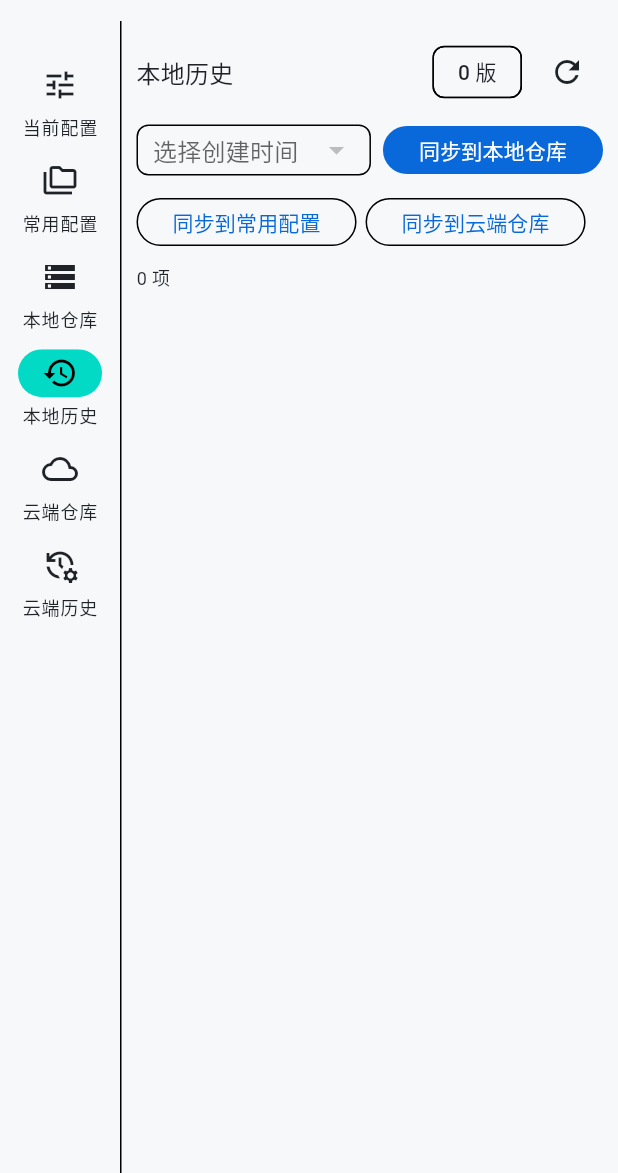
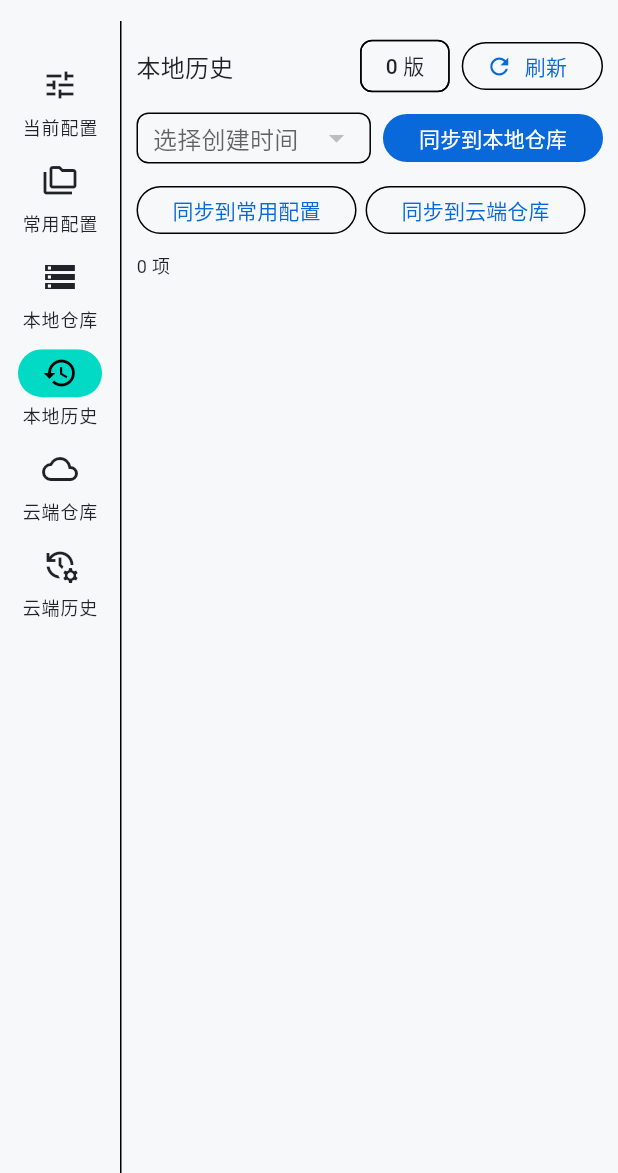
Before and after one commit to aceaura/omo-switcher, a Flutter app: the screen it shows after launch, after a tap on "常用配置", after a tap on "本地仓库", after a tap on "本地历史", on a phone screen of 412 x 824 dp, the part 63-1236 px from its top. Run offline on Flutter 3.47's test engine with Material 3 defaults, Android fonts, the phone set to English and light mode, and no system bars; missing offline and left inert: sqlite3; network calls fail.

Commit message:
Make refresh control visible

```diff
--- a/client/lib/main.dart
+++ b/client/lib/main.dart
@@ -1930,9 +1930,8 @@ class _PageShell extends StatelessWidget {
             const Spacer(),
             if (count.isNotEmpty)
               Chip(label: Text(count), visualDensity: VisualDensity.compact),
-            const SizedBox(width: 6),
-            IconButton(
-              tooltip: '刷新',
+            const SizedBox(width: 8),
+            OutlinedButton.icon(
               onPressed: isRefreshing ? null : onRefresh,
               icon: isRefreshing
                   ? const SizedBox.square(
@@ -1940,6 +1939,7 @@ class _PageShell extends StatelessWidget {
                       child: CircularProgressIndicator(strokeWidth: 2),
                     )
                   : const Icon(Icons.refresh_outlined),
+              label: const Text('刷新'),
             ),
           ],
         ),
--- a/client/pubspec.yaml
+++ b/client/pubspec.yaml
@@ -16,7 +16,7 @@ publish_to: 'none' # Remove this line if you wish to publish to pub.dev
 # https://developer.apple.com/library/archive/documentation/General/Reference/InfoPlistKeyReference/Articles/CoreFoundationKeys.html
 # In Windows, build-name is used as the major, minor, and patch parts
 # of the product and file versions while build-number is used as the build suffix.
-version: 1.0.1+2
+version: 1.0.2+3
 
 environment:
   sdk: ^3.10.8
```
